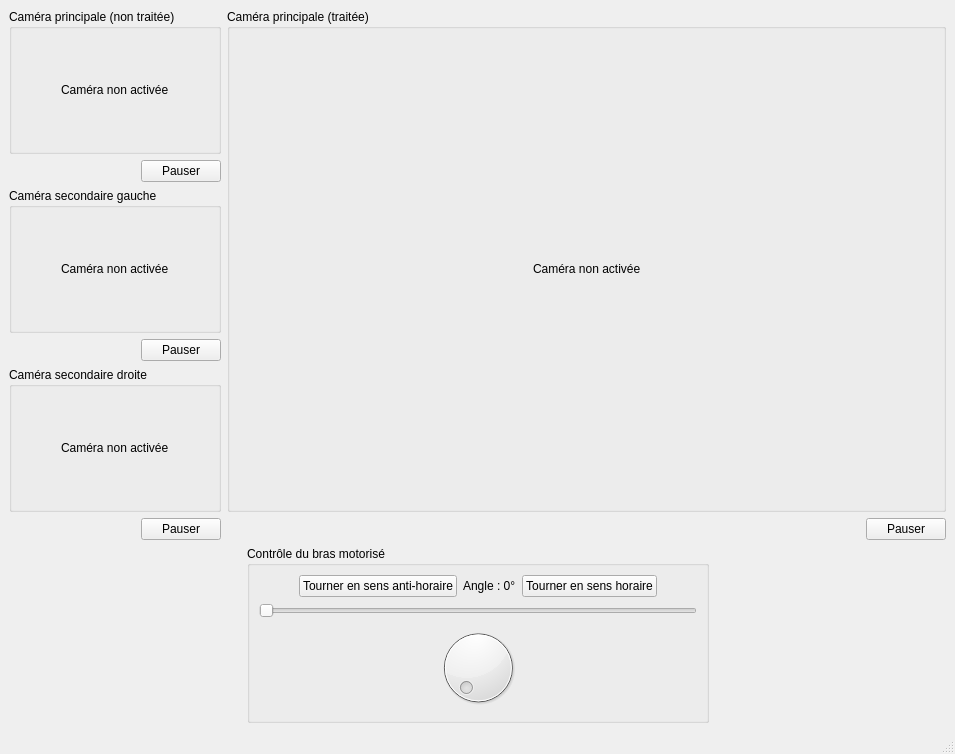
MathieuSerra/Projet-organe, file projet/interface.ui: the form before one commit.
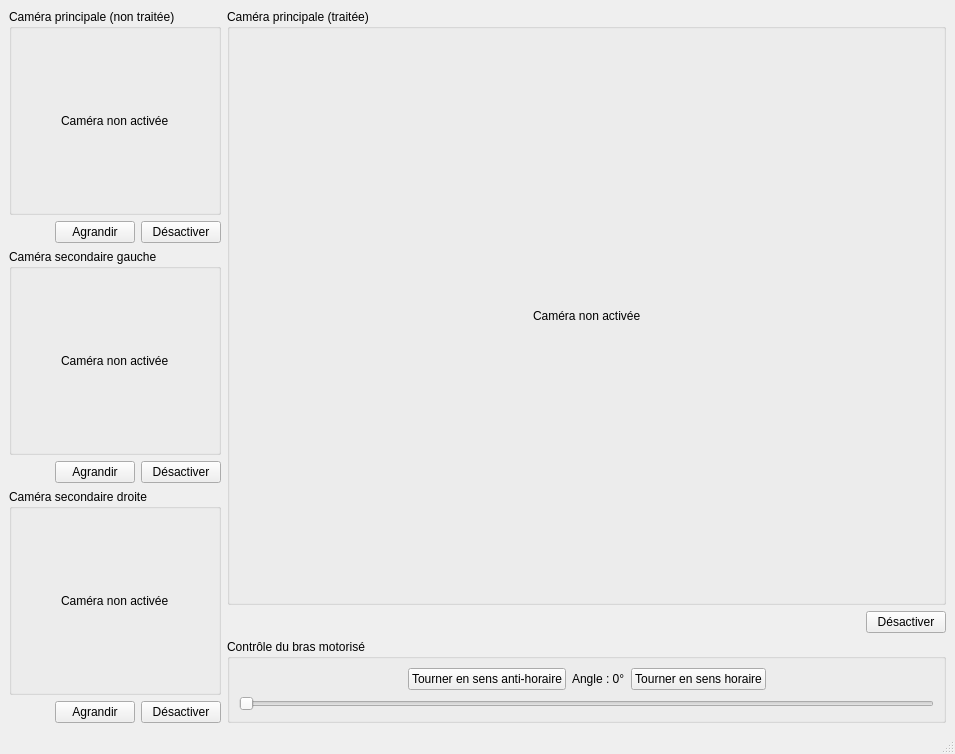
The form after the commit. Icons and pictures are not drawn.

Diff of the .ui file:
```diff
--- a/projet/interface.ui
+++ b/projet/interface.ui
@@ -20,7 +20,7 @@
    <string>MainWindow</string>
   </property>
   <widget class="QWidget" name="centralwidget">
-   <layout class="QVBoxLayout" name="verticalLayout" stretch="3,1">
+   <layout class="QVBoxLayout" name="verticalLayout" stretch="3">
     <item>
      <layout class="QHBoxLayout" name="horizontalLayout_2" stretch="0,1">
       <item>
@@ -88,10 +88,21 @@
             </property>
            </spacer>
           </item>
+          <item>
+           <widget class="QPushButton" name="pushButton_zoom1">
+            <property name="text">
+             <string>Agrandir</string>
+            </property>
+            <property name="icon">
+             <iconset>
+              <normaloff>icones/icon-expand-white.png</normaloff>icones/icon-expand-white.png</iconset>
+            </property>
+           </widget>
+          </item>
           <item>
            <widget class="QPushButton" name="pushButton_camera1">
             <property name="text">
-             <string>Pauser</string>
+             <string>Désactiver</string>
             </property>
             <property name="icon">
              <iconset>
@@ -158,10 +169,21 @@
             </property>
            </spacer>
           </item>
+          <item>
+           <widget class="QPushButton" name="pushButton_zoom2">
+            <property name="text">
+             <string>Agrandir</string>
+            </property>
+            <property name="icon">
+             <iconset>
+              <normaloff>icones/icon-expand-white.png</normaloff>icones/icon-expand-white.png</iconset>
+            </property>
+           </widget>
+          </item>
           <item>
            <widget class="QPushButton" name="pushButton_camera2">
             <property name="text">
-             <string>Pauser</string>
+             <string>Désactiver</string>
             </property>
             <property name="icon">
              <iconset>
@@ -228,10 +250,21 @@
             </property>
            </spacer>
           </item>
+          <item>
+           <widget class="QPushButton" name="pushButton_zoom3">
+            <property name="text">
+             <string>Agrandir</string>
+            </property>
+            <property name="icon">
+             <iconset>
+              <normaloff>icones/icon-expand-white.png</normaloff>icones/icon-expand-white.png</iconset>
+            </property>
+           </widget>
+          </item>
           <item>
            <widget class="QPushButton" name="pushButton_camera3">
             <property name="text">
-             <string>Pauser</string>
+             <string>Désactiver</string>
             </property>
             <property name="icon">
              <iconset>
@@ -244,7 +277,7 @@
        </layout>
       </item>
       <item>
-       <layout class="QVBoxLayout" name="verticalLayout_4">
+       <layout class="QVBoxLayout" name="verticalLayout_4" stretch="1,0,0">
         <item>
          <widget class="QGroupBox" name="groupBox_4">
           <property name="title">
@@ -305,35 +338,18 @@
           <item>
            <widget class="QPushButton" name="pushButton_cameraTraitee">
             <property name="text">
-             <string>Pauser</string>
+             <string>Désactiver</string>
             </property>
             <property name="icon">
              <iconset>
               <normaloff>icones/icon-pause-white.png</normaloff>icones/icon-pause-white.png</iconset>
             </property>
            </widget>
-          </item>
-         </layout>
-        </item>
-       </layout>
       </item>
      </layout>
     </item>
     <item>
      <layout class="QHBoxLayout" name="horizontalLayout">
-      <item>
-       <spacer name="horizontalSpacer_3">
-        <property name="orientation">
-         <enum>Qt::Horizontal</enum>
-        </property>
-        <property name="sizeHint" stdset="0">
-         <size>
-          <width>40</width>
-          <height>20</height>
-         </size>
-        </property>
-       </spacer>
-      </item>
       <item>
        <widget class="QGroupBox" name="groupBox_5">
         <property name="title">
@@ -406,24 +422,12 @@
            </property>
           </widget>
          </item>
-         <item>
-          <widget class="QDial" name="dial"/>
-         </item>
         </layout>
        </widget>
       </item>
-      <item>
-       <spacer name="horizontalSpacer_8">
-        <property name="orientation">
-         <enum>Qt::Horizontal</enum>
-        </property>
-        <property name="sizeHint" stdset="0">
-         <size>
-          <width>40</width>
-          <height>20</height>
-         </size>
-        </property>
-       </spacer>
+         </layout>
+        </item>
+       </layout>
       </item>
      </layout>
     </item>
```
Left out of the diff: 16 changed lines with no effect on the pictures. Lines whose indentation alone changed are shown as unchanged.
